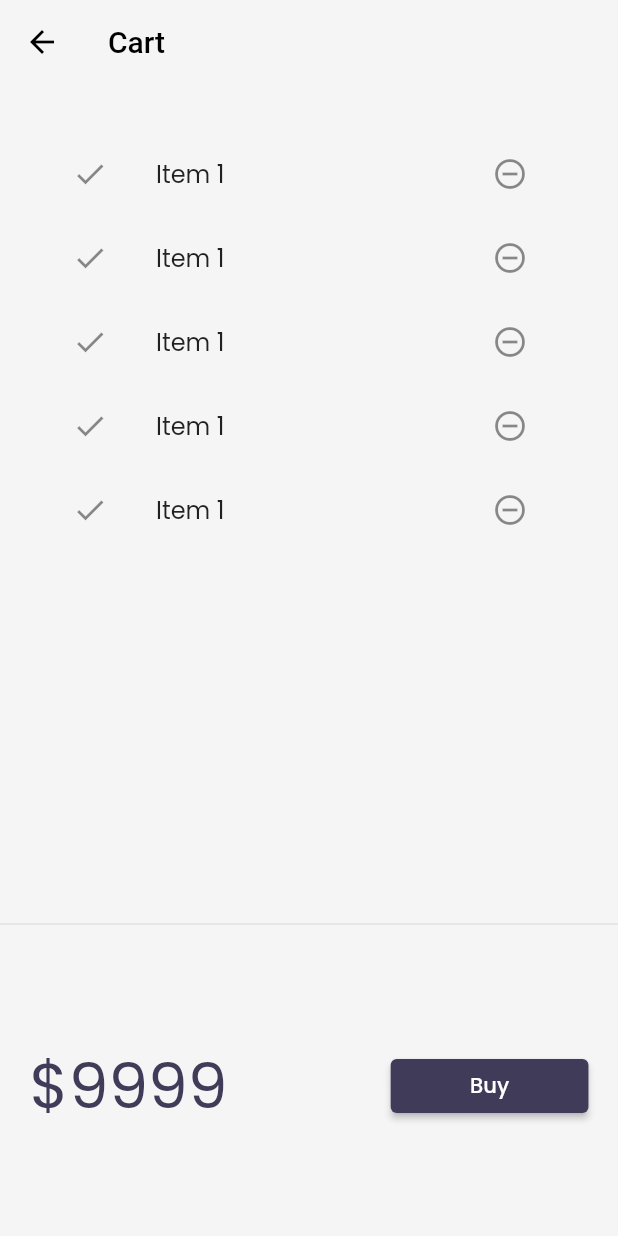
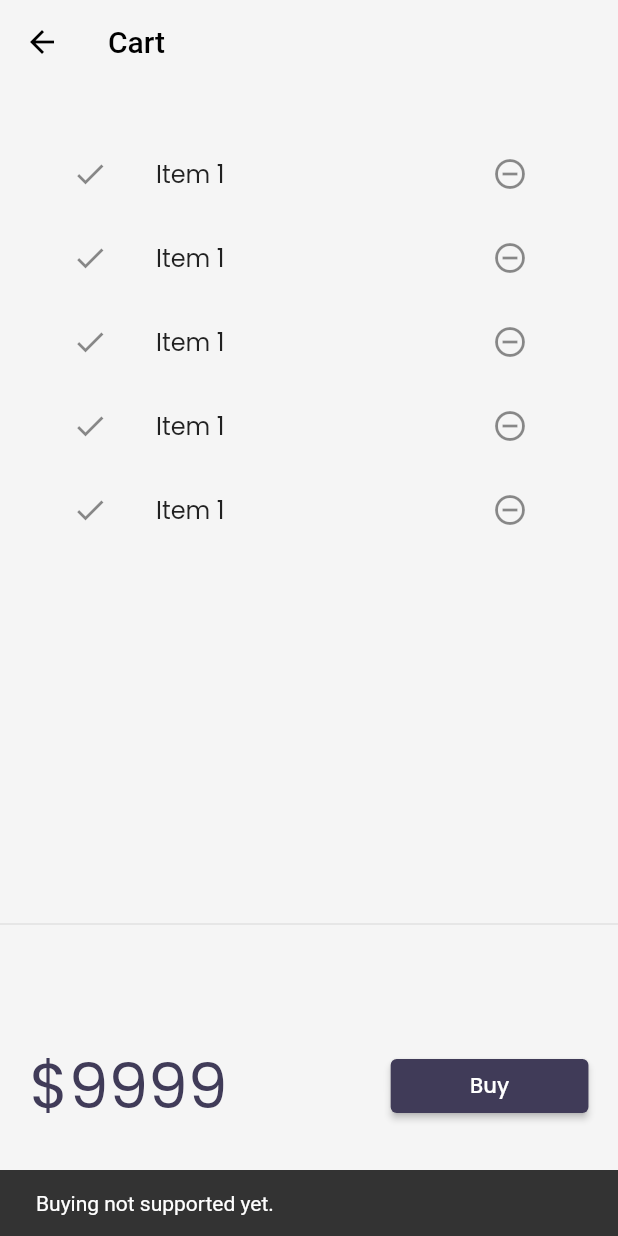
Before and after one commit to safwan3848/30DaysOfFlutter, a Flutter app: the CartPage screen opened by its route, after a tap on "Buy", on a phone screen of 412 x 824 dp. Run offline on Flutter 3.47's test engine with Material 2 defaults, Android fonts, the phone set to English and light mode, and no system bars; our stand-ins replace google_fonts, velocity_x; network calls fail.

Commit message:
Day 21 completed

```diff
--- a/lib/models/catalog.dart
+++ b/lib/models/catalog.dart
@@ -7,12 +7,12 @@ class CatalogModel {
   static List<Item>? items;
 
   //get item by id
-  static Item getById(int id) =>
+  Item getById(int id) =>
       items!.firstWhere((element) => element.id == id, orElse: null);
 
   // get item by position
 
-  static Item getByPosition(int pos) => items![pos];
+  Item getByPosition(int pos) => items![pos];
 }
 
 class Item {
--- a/lib/pages/cart_page.dart
+++ b/lib/pages/cart_page.dart
@@ -41,7 +41,11 @@ class _CartTotal extends StatelessWidget {
           "\$9999".text.xl5.color(context.theme.accentColor).make(),
           30.widthBox,
           ElevatedButton(
-            onPressed: () {},
+            onPressed: () {
+              ScaffoldMessenger.of(context).showSnackBar(SnackBar(
+                content: "Buying not supported yet.".text.make(),
+              ));
+            },
             style: ButtonStyle(
                 backgroundColor:
                     MaterialStateProperty.all(context.theme.buttonColor)),
--- a/lib/widgets/home_widgets/catalog_list.dart
+++ b/lib/widgets/home_widgets/catalog_list.dart
@@ -15,7 +15,7 @@ class CatalogList extends StatelessWidget {
       shrinkWrap: true,
       itemCount: CatalogModel.items!.length,
       itemBuilder: (context, index) {
-        final catalog = CatalogModel.getByPosition(index);
+        final catalog = CatalogModel.items![index];
         return InkWell(
           onTap: () => Navigator.push(
             context,
--- a/lib/widgets/themes.dart
+++ b/lib/widgets/themes.dart
@@ -9,8 +9,8 @@ class MyTheme {
         brightness: Brightness.light,
         primarySwatch: Colors.deepPurple,
         cardColor: Colors.white,
-      buttonColor: darkBluishClor,
-      accentColor: darkBluishClor,
+        buttonColor: darkBluishColor,
+        accentColor: darkBluishColor,
         canvasColor: creamColor,
         fontFamily: GoogleFonts.poppins().fontFamily,
         appBarTheme: AppBarTheme(
@@ -21,7 +21,8 @@ class MyTheme {
                 headline6:
                     context.textTheme.headline6!.copyWith(color: Colors.black),
               ),
-      ));
+        ),
+      );
 
   static ThemeData darkTheme(BuildContext context) => ThemeData(
         brightness: Brightness.dark,
@@ -38,11 +39,12 @@ class MyTheme {
                 headline6:
                     context.textTheme.headline6!.copyWith(color: Colors.white),
               ),
-      ));
+        ),
+      );
 
   //colors
   static Color creamColor = Color(0xfff5f5f5);
   static Color darkcreamcolor = Vx.gray900;
   static Color lightBluishColor = Vx.indigo500;
-  static Color darkBluishClor = Color(0xff403b58);
+  static Color darkBluishColor = Color(0xff403b58);
 }
```
Also changed, not shown: lib/models/cart.dart (added, +36 -0 lines). Lines whose indentation alone changed are shown as unchanged.
